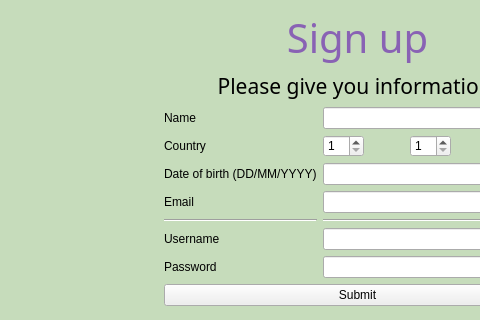
cgneo/CarbonTracker, file C201_NewBeginnings/newBeginnings/mainwindow.ui: the form before one commit; both pictures show x 123 to 603 and y 135 to 455 of the 961 by 679 pixel window.
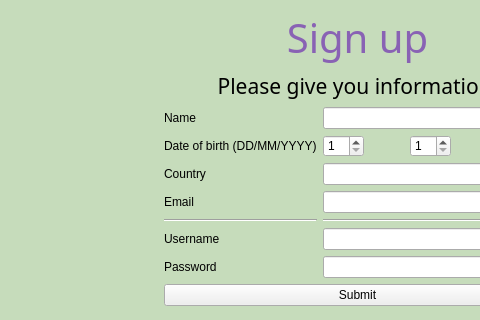
The form after the commit.

Commit message: Trying to make it run on Andres his computer

What changed in the file:
```diff
--- a/C201_NewBeginnings/newBeginnings/mainwindow.ui
+++ b/C201_NewBeginnings/newBeginnings/mainwindow.ui
@@ -1106,16 +1106,16 @@
                        </widget>
                       </item>
                       <item>
-                       <widget class="QLabel" name="label_7">
+                       <widget class="QLabel" name="label_10">
                         <property name="text">
-                         <string>Country</string>
+                         <string>Date of birth (DD/MM/YYYY)</string>
                         </property>
                        </widget>
                       </item>
                       <item>
-                       <widget class="QLabel" name="label_10">
+                       <widget class="QLabel" name="label_7">
                         <property name="text">
-                         <string>Date of birth (DD/MM/YYYY)</string>
+                         <string>Country</string>
                         </property>
                        </widget>
                       </item>
```
